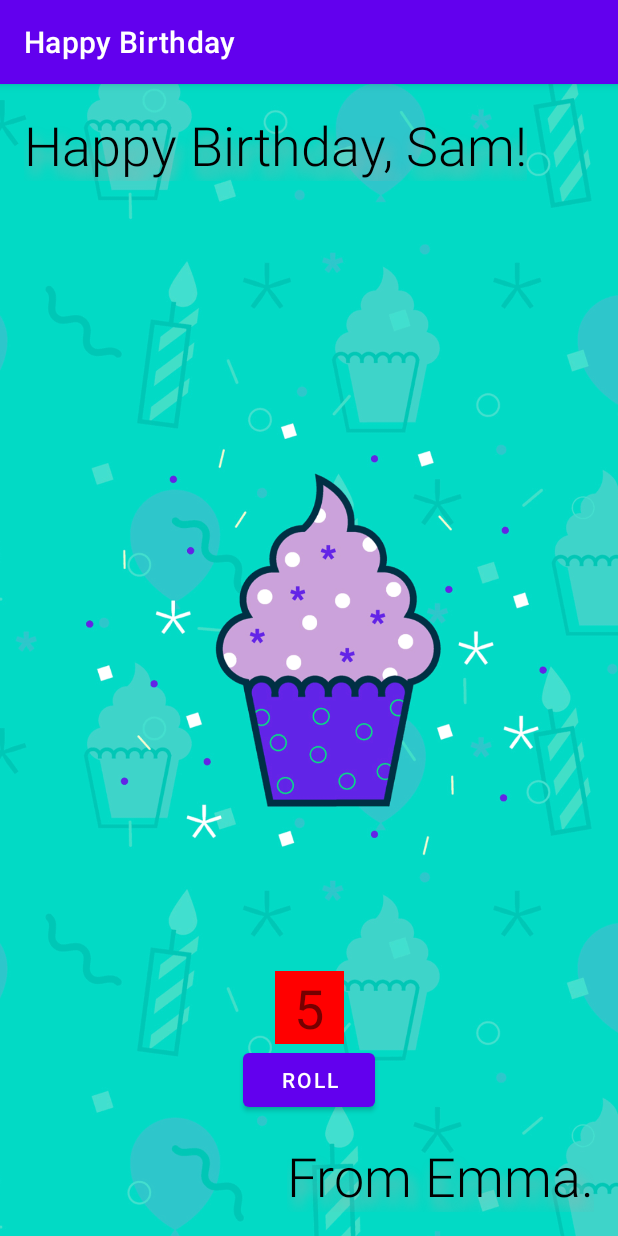
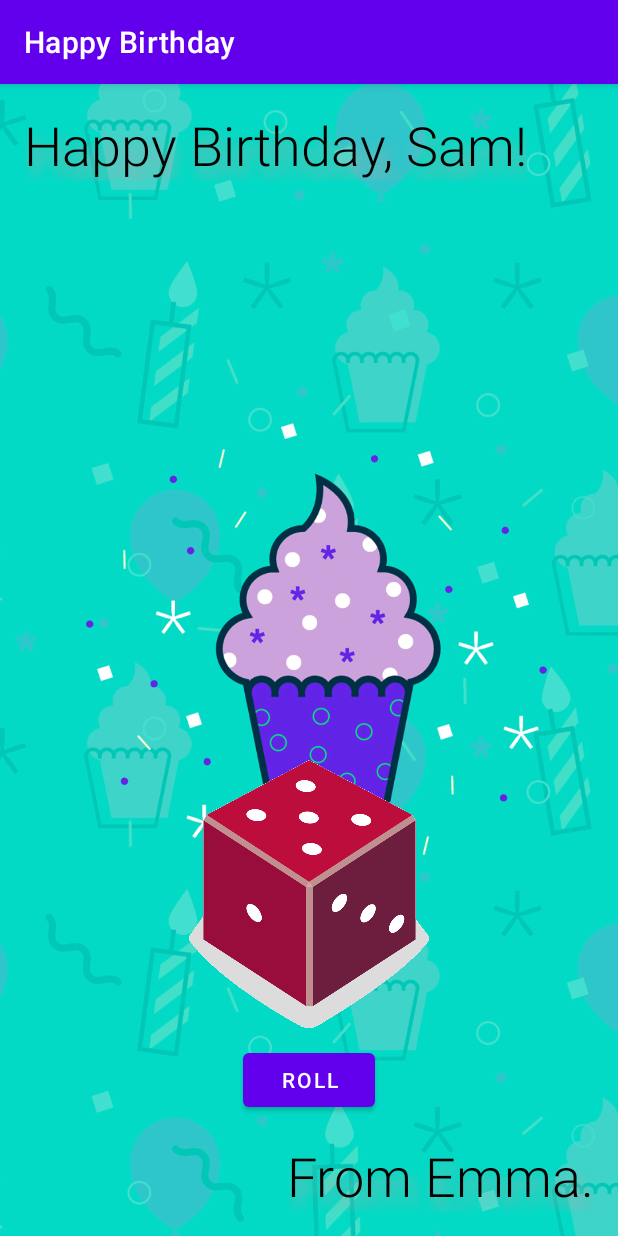
Before and after one commit to ilpwork/HappyBirthday, an Android app: the screen it shows after launch (MainActivity), after a tap on "ROLL", on a phone screen of 412 x 824 dp. Run offline under Robolectric (Android 15) with nearby library versions, the phone set to English and light mode, and no system bars.

Commit message:
Dice Images UnitTests

```diff
--- a/app/src/main/java/com/example/happybirthday/MainActivity.kt
+++ b/app/src/main/java/com/example/happybirthday/MainActivity.kt
@@ -5,6 +5,7 @@ import androidx.appcompat.app.AppCompatActivity
 import android.os.Bundle
 import android.provider.CalendarContract.Colors
 import android.widget.Button
+import android.widget.ImageView
 import android.widget.TextView
 import android.widget.Toast
 
@@ -16,9 +17,16 @@ class MainActivity : AppCompatActivity() {
         val rollButton: Button = findViewById(R.id.button);
         rollButton.setOnClickListener {
             val dice = Dice(6, "RED");
-            val rollText: TextView = findViewById(R.id.textView3);
-            rollText.text = dice.roll().toString();
-            rollText.setBackgroundColor(Color.parseColor(dice.color));
+            val rollImage: ImageView = findViewById(R.id.imageView2);
+            when (dice.roll()) {
+                1 -> rollImage.setImageResource(R.drawable.dice_1);
+                2 -> rollImage.setImageResource(R.drawable.dice_2);
+                3 -> rollImage.setImageResource(R.drawable.dice_3);
+                4 -> rollImage.setImageResource(R.drawable.dice_4);
+                5 -> rollImage.setImageResource(R.drawable.dice_5);
+                6 -> rollImage.setImageResource(R.drawable.dice_6);
+            }
+
         }
     }
 }
--- a/app/src/main/res/layout/activity_main.xml
+++ b/app/src/main/res/layout/activity_main.xml
@@ -14,8 +14,10 @@
         android:scaleType="centerCrop"
         app:layout_constraintBottom_toBottomOf="parent"
         app:layout_constraintEnd_toEndOf="parent"
+        app:layout_constraintHorizontal_bias="0.0"
         app:layout_constraintStart_toStartOf="parent"
         app:layout_constraintTop_toTopOf="parent"
+        app:layout_constraintVertical_bias="0.0"
         app:srcCompat="@drawable/androidparty" />
 
     <TextView
@@ -59,18 +61,16 @@
         android:text="Roll"
         app:layout_constraintEnd_toEndOf="parent"
         app:layout_constraintStart_toStartOf="parent"
-        app:layout_constraintTop_toBottomOf="@+id/textView3" />
+        app:layout_constraintTop_toBottomOf="@+id/imageView2" />
 
-    <TextView
-        android:id="@+id/textView3"
-        android:layout_width="wrap_content"
-        android:layout_height="wrap_content"
+    <ImageView
+        android:id="@+id/imageView2"
+        android:layout_width="160dp"
+        android:layout_height="200dp"
         android:layout_marginBottom="128dp"
-        android:width="46dp"
-        android:textAlignment="center"
-        android:textSize="36sp"
-        app:layout_constraintBottom_toBottomOf="@+id/imageView"
+        app:layout_constraintBottom_toBottomOf="parent"
         app:layout_constraintEnd_toEndOf="parent"
-        app:layout_constraintStart_toStartOf="parent" />
+        app:layout_constraintStart_toStartOf="parent"
+        tools:srcCompat="@drawable/dice_2" />
 
 </androidx.constraintlayout.widget.ConstraintLayout>
```
Also changed, not shown: app/src/main/res/drawable/dice_1.png (added), app/src/main/res/drawable/dice_2.png (added), app/src/main/res/drawable/dice_3.png (added), app/src/main/res/drawable/dice_4.png (added), app/src/main/res/drawable/dice_5.png (added), app/src/main/res/drawable/dice_6.png (added), 1 other file.
